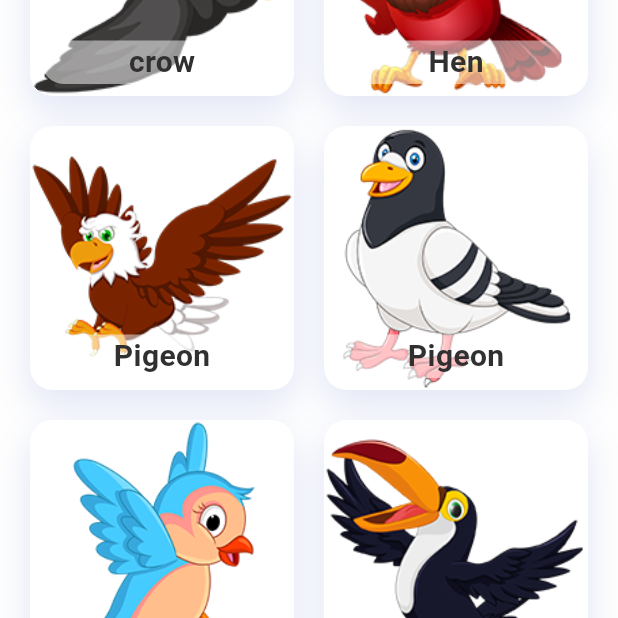
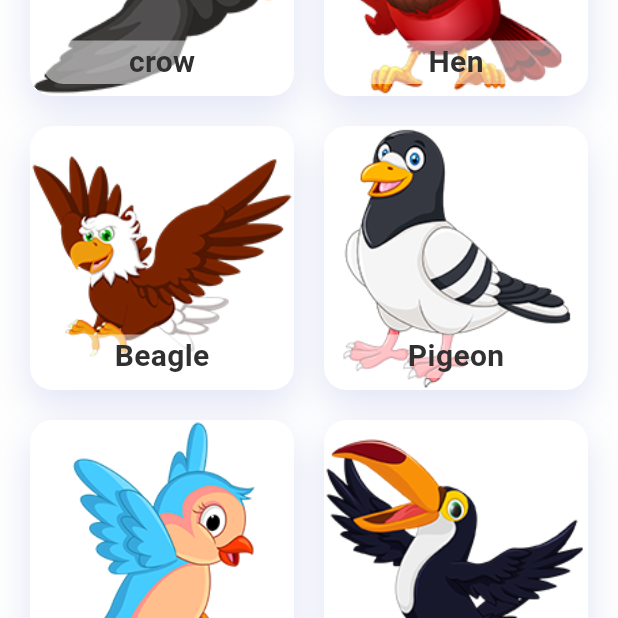
Before and after one commit to MinmusLin/Story_Lingo_Kids, a Flutter app: the BirdsView screen opened directly, on a phone screen of 412 x 824 dp, the part 618-1236 px from its top. Run offline on Flutter 3.47's test engine with Material 3 defaults, Android fonts, the phone set to English and light mode, and no system bars; our stand-ins replace google_fonts, just_audio, speech_to_text; project files that could hold a hidden picture were left out.

Commit message:
Update birds_list.dart

```diff
--- a/storylingokids/lib/app/lists/birds_list.dart
+++ b/storylingokids/lib/app/lists/birds_list.dart
@@ -3,7 +3,7 @@
  * File Name:     birds_list.dart
  * File Function: 鸟列表
  * Author:        林继申
- * Update Date:   2024-06-08
+ * Update Date:   2024-06-15
  * License:       MIT License
  */
 
@@ -24,7 +24,7 @@ List<AnimalsAndBirdsModel> birdsList = [
     voice: 'assets/audios/birds/Bird_V2.mp3',
   ),
   AnimalsAndBirdsModel(
-    name: 'Pigeon',
+    name: 'Beagle',
     image: 'assets/images/birds/Bird_3.png',
     audio: 'assets/audios/birds/Bird_S3.mp3',
     voice: 'assets/audios/birds/Bird_V3.mp3',
```
